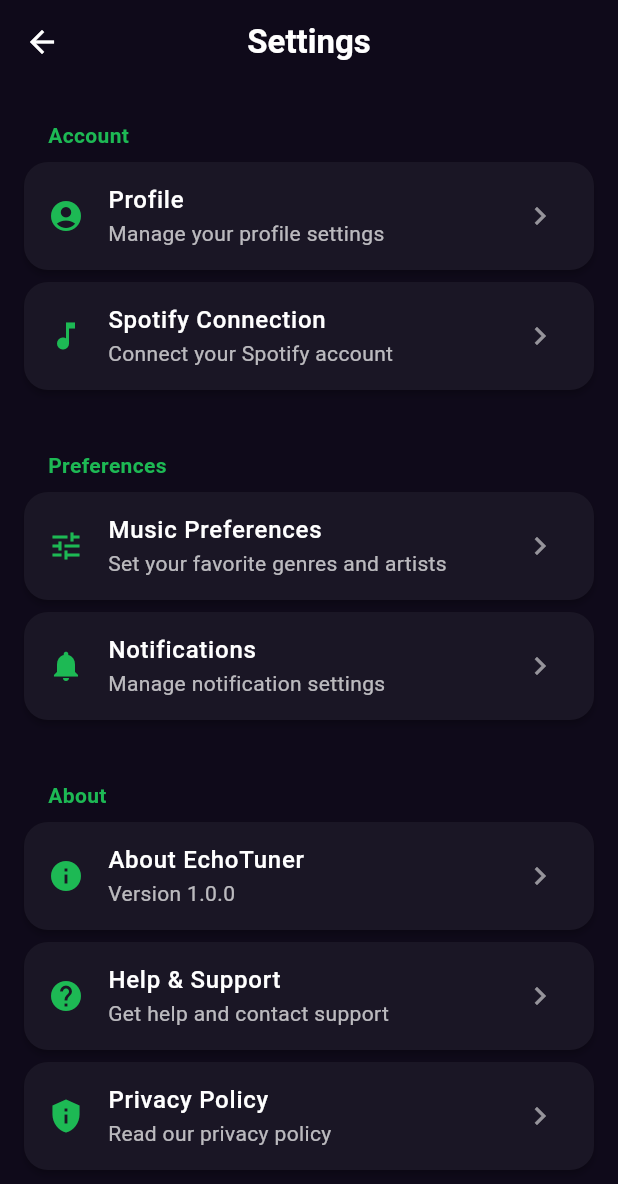
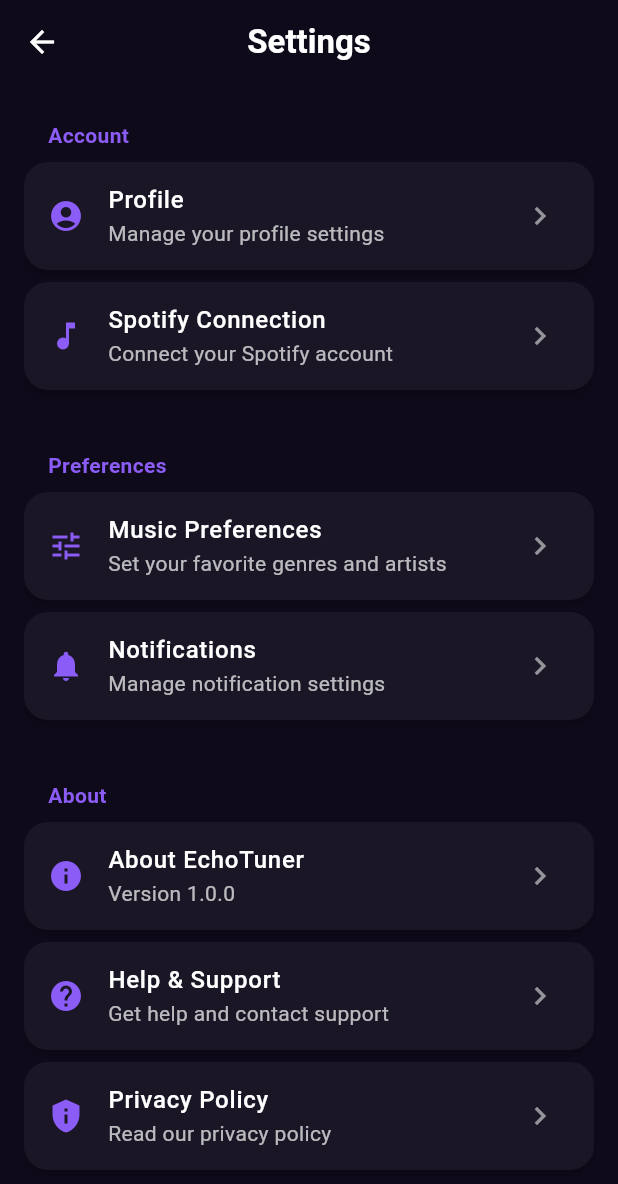
Before and after one commit to domasles/echotuner, a Flutter app: the SettingsScreen screen opened directly, on a phone screen of 412 x 824 dp. Shown: the top 1184 px of the screen. Run offline on Flutter 3.47's test engine with Material 3 defaults, Android fonts, the phone set to English and light mode, and no system bars; our stand-ins replace device_info_plus, flutter_dotenv, shared_preferences; accounts and stored records are empty.

```diff
--- a/app/lib/screens/settings_screen.dart
+++ b/app/lib/screens/settings_screen.dart
@@ -76,8 +76,8 @@ class SectionHeader extends StatelessWidget {
             padding: const EdgeInsets.only(left: 16, bottom: 8, top: 8),
             child: Text(
                 title,
-                style: const TextStyle(
-                    color: Color(0xFF1DB954),
+				style: const TextStyle(
+                    color: Color(0xFF8B5CF6),
                     fontSize: 14,
                     fontWeight: FontWeight.bold,
                 ),
@@ -99,9 +99,9 @@ class SettingsTile extends StatelessWidget {
         return Card(
             margin: const EdgeInsets.only(bottom: 8),
             child: ListTile(
-                leading: Icon(
+				leading: Icon(
                     icon,
-                    color: const Color(0xFF1DB954),
+                    color: const Color(0xFF8B5CF6),
                 ),
 
                 title: Text(
```
Also changed, not shown: app/lib/screens/home_screen.dart (+37 -23 lines), app/pubspec.yaml (line endings or trailing spaces).
